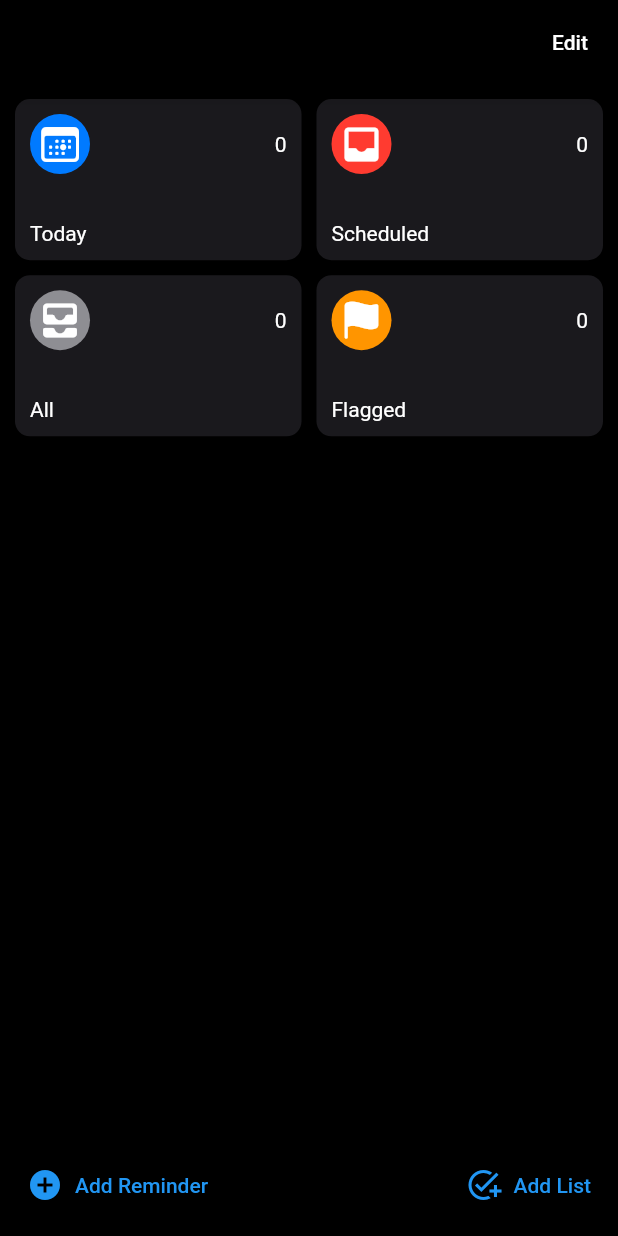
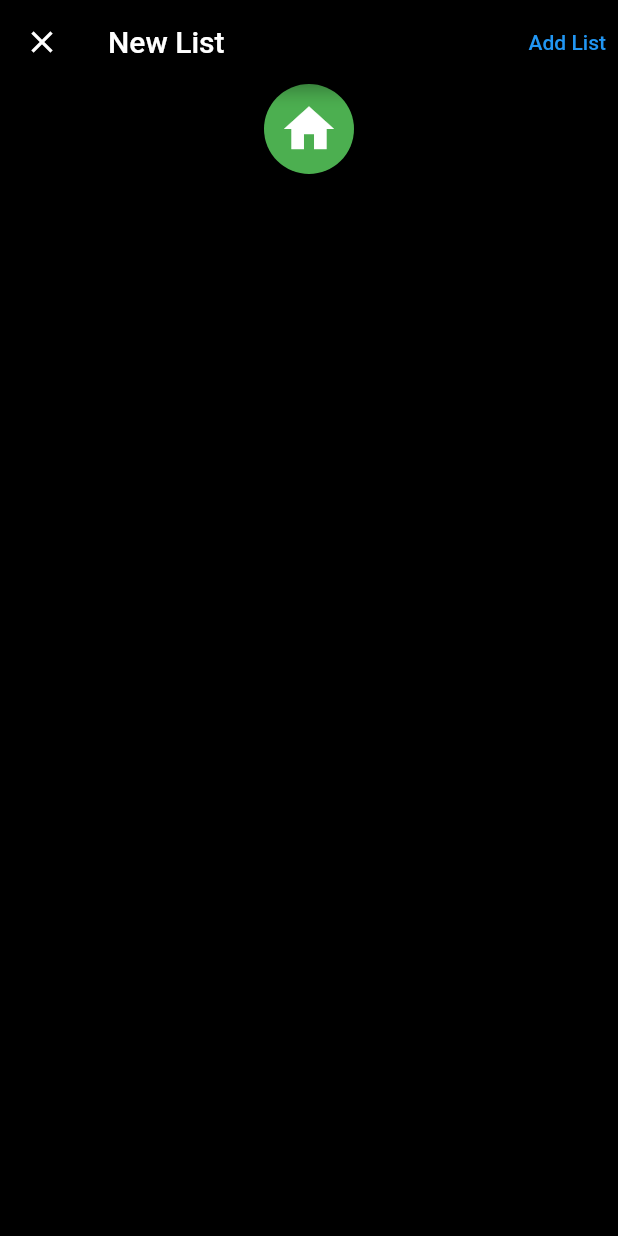
Before and after one commit to DennisAziaya/flutter-reminder-app, a Flutter app: the screen it shows after launch, after a tap on "Add List", on a phone screen of 412 x 824 dp. Run offline on Flutter 3.47's test engine with Material 2 defaults, Android fonts, the phone set to English and light mode, and no system bars.

Commit message:
add list screen added

```diff
--- a/lib/main.dart
+++ b/lib/main.dart
@@ -1,4 +1,5 @@
 import 'package:dev_todo/screens/home/HomeScreen.dart';
+import 'package:dev_todo/screens/lists/add_list.dart';
 import 'package:flutter/material.dart';
 
 void main() {
@@ -13,7 +14,10 @@ class MyApp extends StatelessWidget {
   Widget build(BuildContext context) {
     return MaterialApp(
         initialRoute: '/',
-        routes: {'/': (context) => HomeScreen()},
+        routes: {
+          '/': (context) => HomeScreen(),
+          '/addList': (context) => const AddList()
+        },
         theme: ThemeData(
             scaffoldBackgroundColor: Colors.black,
             appBarTheme: const AppBarTheme(color: Colors.black),
--- a/lib/models/category.dart
+++ b/lib/models/category/category.dart
@@ -1,4 +1,4 @@
-import '../common/widgets/category_icon.dart';
+import '../../common/widgets/category_icon.dart';
 
 class Category {
   String id;
@@ -12,8 +12,8 @@ class Category {
       required this.name,
       this.isChecked = true});
 
-  void toggleCheckBox() {
-    isChecked != isChecked;
+  void toggleIsChecked() {
+    isChecked = !isChecked;
   }
 }
 
--- a/lib/models/category_collection.dart
+++ b/lib/models/category/category_collection.dart
@@ -3,7 +3,7 @@ import 'dart:collection';
 import 'package:flutter/cupertino.dart';
 import 'package:flutter/material.dart';
 
-import '../common/widgets/category_icon.dart';
+import '../../common/widgets/category_icon.dart';
 import 'category.dart';
 
 class CategoryCollection {
@@ -48,4 +48,8 @@ class CategoryCollection {
   void insert(index, item) {
     _categories.insert(index, item);
   }
+
+  List<Category> get selectedCategory {
+    return _categories.where((category) => category.isChecked).toList();
+  }
 }
--- a/lib/screens/home/HomeScreen.dart
+++ b/lib/screens/home/HomeScreen.dart
@@ -1,9 +1,9 @@
-import 'package:dev_todo/models/category_collection.dart';
+import 'package:dev_todo/models/category/category_collection.dart';
+import 'package:dev_todo/screens/home/widgets/grid_view_items.dart';
+import 'package:dev_todo/screens/home/widgets/list_view_items.dart';
 import 'package:flutter/material.dart';
 
-import 'footer.dart';
-import 'grid_view_items.dart';
-import 'list_view_items.dart';
+import 'widgets/footer.dart';
 
 class HomeScreen extends StatefulWidget {
   @override
@@ -43,10 +43,16 @@ class _HomeScreenState extends State<HomeScreen> {
             children: [
               Expanded(
                   flex: 1,
-                  child: layoutType == 'grid'
-                      ? GridViewItems(categoryCollection: categoryCollection)
-                      : ListViewItems(categoryCollection: categoryCollection)),
-              //child: GridViewItems(categoryCollection: categoryCollection)),
+                  child: AnimatedCrossFade(
+                    duration: Duration(milliseconds: 300),
+                    crossFadeState: layoutType == 'grid'
+                        ? CrossFadeState.showFirst
+                        : CrossFadeState.showSecond,
+                    firstChild: GridViewItems(
+                        categories: categoryCollection.selectedCategory),
+                    secondChild:
+                        ListViewItems(categoryCollection: categoryCollection),
+                  )),
               const Footer(),
             ],
           ),
--- a/lib/screens/home/list_view_items.dart
+++ /dev/null
@@ -1,57 +0,0 @@
-import 'package:dev_todo/models/category_collection.dart';
-import 'package:flutter/cupertino.dart';
-import 'package:flutter/material.dart';
-
-class ListViewItems extends StatefulWidget {
-  final CategoryCollection categoryCollection;
-
-  const ListViewItems({required this.categoryCollection});
-
-  @override
-  _ListViewItemsState createState() => _ListViewItemsState();
-}
-
-class _ListViewItemsState extends State<ListViewItems> {
-  @override
-  Widget build(BuildContext context) {
-    return ReorderableListView(
-      onReorder: (int oldIndex, int newIndex) {
-        if (newIndex > oldIndex) {
-          newIndex -= 1;
-        }
-        final item = widget.categoryCollection.removeItem(oldIndex);
-        setState(() {
-          widget.categoryCollection.insert(newIndex, item);
-        });
-      },
-      children: widget.categoryCollection.categories
-          .map((category) => ListTile(
-                onTap: () {
-                  setState(() {
-                    category.toggleCheckBox();
-                  });
-                },
-                key: UniqueKey(),
-                tileColor: Colors.grey[800],
-                leading: Container(
-                    decoration: BoxDecoration(
-                        color: category.isChecked
-                            ? Colors.blueAccent
-                            : Colors.transparent,
-                        shape: BoxShape.circle),
-                    child: const Icon(Icons.check)),
-                title: Row(
-                  children: [
-                    category.icon,
-                    const SizedBox(
-                      width: 10,
-                    ),
-                    Text(category.name),
-                  ],
-                ),
-                trailing: const Icon(Icons.reorder),
-              ))
-          .toList(),
-    );
-  }
-}
--- a/lib/screens/home/footer.dart
+++ b/lib/screens/home/widgets/footer.dart
@@ -1,3 +1,4 @@
+import 'package:dev_todo/screens/lists/add_list.dart';
 import 'package:flutter/material.dart';
 
 class Footer extends StatelessWidget {
@@ -13,11 +14,19 @@ class Footer extends StatelessWidget {
           mainAxisAlignment: MainAxisAlignment.spaceBetween,
           children: [
             TextButton.icon(
-                onPressed: () {},
+                onPressed: () {
+                  Navigator.pushNamed(context, '/addList');
+                },
                 icon: const Icon(Icons.add_circle),
                 label: const Text('Add Reminder')),
             TextButton.icon(
-                onPressed: () {},
+                onPressed: () {
+                  Navigator.push(
+                      context,
+                      MaterialPageRoute(
+                          builder: (context) => const AddList(),
+                          fullscreenDialog: true));
+                },
                 icon: const Icon(Icons.add_task),
                 label: const Text('Add List')),
           ],
--- a/lib/screens/home/grid_view_items.dart
+++ b/lib/screens/home/widgets/grid_view_items.dart
@@ -1,24 +1,24 @@
+import 'package:dev_todo/models/category/category.dart';
 import 'package:flutter/material.dart';
-
-import '../../models/category_collection.dart';
 
 class GridViewItems extends StatelessWidget {
   const GridViewItems({
     Key? key,
-    required this.categoryCollection,
+    required this.categories,
   }) : super(key: key);
 
-  final CategoryCollection categoryCollection;
+  final List<Category> categories;
 
   @override
   Widget build(BuildContext context) {
     return GridView.count(
+        shrinkWrap: true,
         crossAxisCount: 2,
         mainAxisSpacing: 10,
         childAspectRatio: 16 / 9,
         crossAxisSpacing: 10,
         padding: const EdgeInsets.all(10),
-        children: categoryCollection.categories
+        children: categories
             .map((category) => Container(
                   decoration: BoxDecoration(
                     borderRadius: BorderRadius.circular(10),
--- /dev/null
+++ b/lib/screens/home/widgets/list_view_items.dart
@@ -0,0 +1,74 @@
+import 'package:dev_todo/models/category/category_collection.dart';
+import 'package:flutter/cupertino.dart';
+import 'package:flutter/material.dart';
+
+const LIST_VIEW_HEIGHT = 70.0;
+
+class ListViewItems extends StatefulWidget {
+  final CategoryCollection categoryCollection;
+
+  const ListViewItems({required this.categoryCollection});
+
+  @override
+  _ListViewItemsState createState() => _ListViewItemsState();
+}
+
+class _ListViewItemsState extends State<ListViewItems> {
+  @override
+  Widget build(BuildContext context) {
+    return Container(
+      height: widget.categoryCollection.categories.length *
+          LIST_VIEW_HEIGHT *
+          LIST_VIEW_HEIGHT,
+      child: ReorderableListView(
+        onReorder: (int oldIndex, int newIndex) {
+          if (newIndex > oldIndex) {
+            newIndex -= 1;
+          }
+          final item = widget.categoryCollection.removeItem(oldIndex);
+          setState(() {
+            widget.categoryCollection.insert(newIndex, item);
+          });
+        },
+        children: widget.categoryCollection.categories
+            .map((category) => SizedBox(
+                  key: UniqueKey(),
+                  height: LIST_VIEW_HEIGHT,
+                  child: ListTile(
+                    onTap: () {
+                      setState(() {
+                        category.toggleIsChecked();
+                      });
+                    },
+                    tileColor: Colors.grey[800],
+                    leading: Container(
+                        decoration: BoxDecoration(
+                            color: category.isChecked
+                                ? Colors.blueAccent
+                                : Colors.transparent,
+                            shape: BoxShape.circle,
+                            border: Border.all(
+                                color: category.isChecked
+                                    ? Colors.blueAccent
+                                    : Colors.grey)),
+                        child: Icon(Icons.check,
+                            color: category.isChecked
+                                ? Colors.white
+                                : Colors.transparent)),
+                    title: Row(
+                      children: [
+                        category.icon,
+                        const SizedBox(
+                          width: 10,
+                        ),
+                        Text(category.name),
+                      ],
+                    ),
+                    trailing: const Icon(Icons.reorder),
+                  ),
+                ))
+            .toList(),
+      ),
+    );
+  }
+}
--- /dev/null
+++ b/lib/screens/lists/add_list.dart
@@ -0,0 +1,34 @@
+import 'package:flutter/material.dart';
+
+class AddList extends StatefulWidget {
+  const AddList({Key? key}) : super(key: key);
+
+  @override
+  _AddListState createState() => _AddListState();
+}
+
+class _AddListState extends State<AddList> {
+  @override
+  Widget build(BuildContext context) {
+    return Scaffold(
+      appBar: AppBar(
+        title: const Text('New List'),
+        actions: [TextButton(onPressed: () {}, child: const Text('Add List'))],
+      ),
+      body: Column(
+        crossAxisAlignment: CrossAxisAlignment.stretch,
+        children: [
+          Container(
+            padding: const EdgeInsets.all(10),
+            decoration: const BoxDecoration(
+                shape: BoxShape.circle, color: Colors.green),
+            child: const Icon(
+              Icons.home,
+              size: 40,
+            ),
+          ),
+        ],
+      ),
+    );
+  }
+}
```
